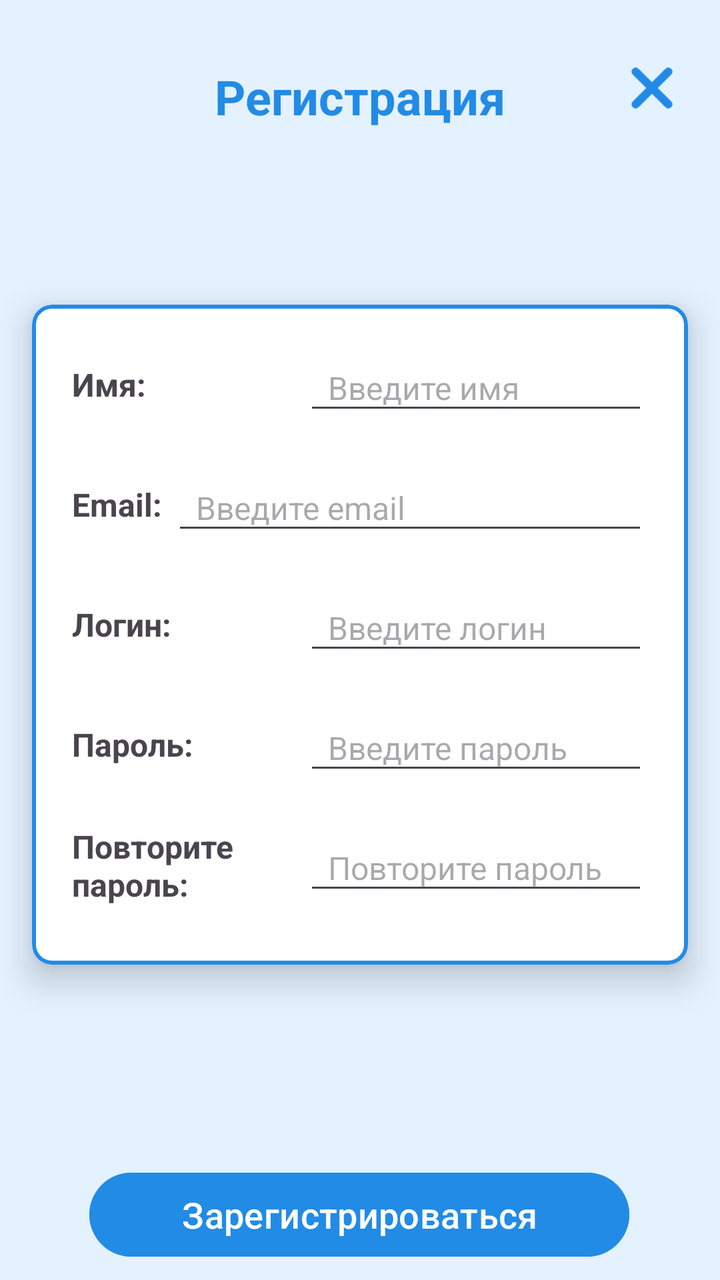
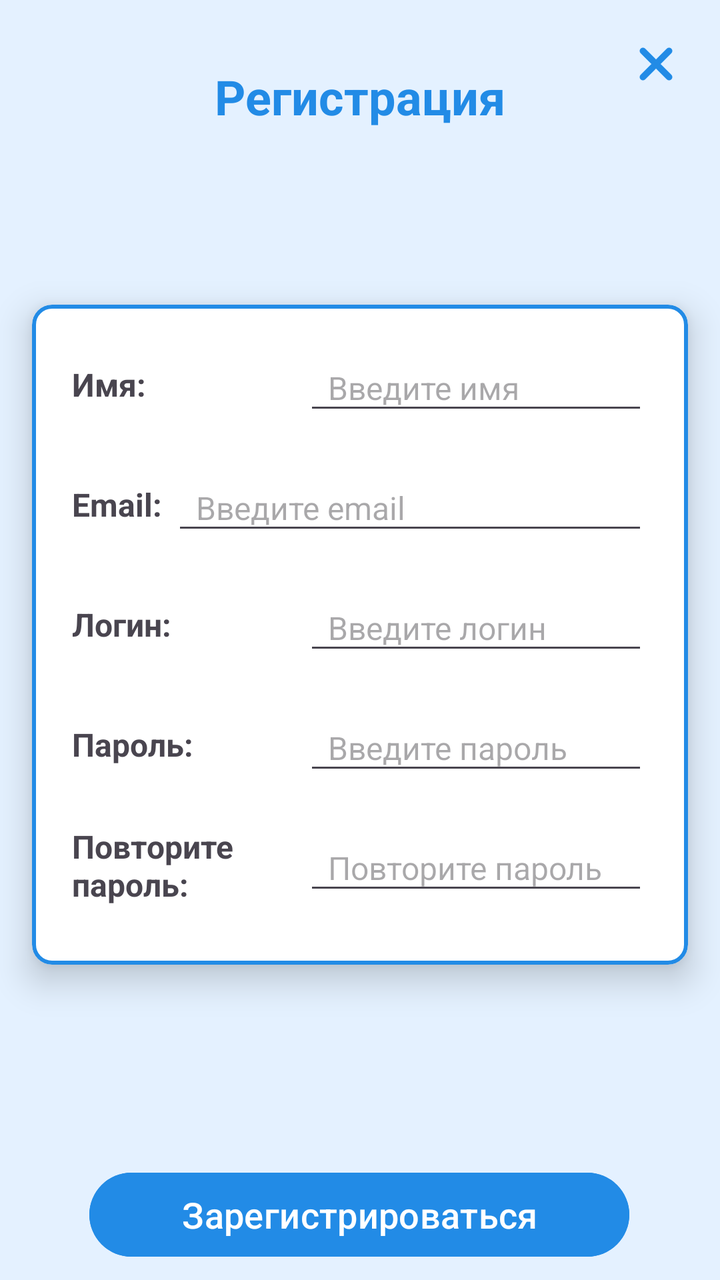

Compare the two renders of this Android layout. The source of the first and the diff that turns it into the second are given below.
<!-- AndroidManifest.xml: application theme Theme.MyCar -->
<!-- res/layout/activity_main_register.xml -->
<?xml version="1.0" encoding="utf-8"?>
<androidx.constraintlayout.widget.ConstraintLayout xmlns:android="http://schemas.android.com/apk/res/android"
    xmlns:app="http://schemas.android.com/apk/res-auto"
    xmlns:tools="http://schemas.android.com/tools"
    android:layout_width="match_parent"
    android:layout_height="match_parent"
    android:background="#E4F1FF"
    tools:context=".RegisterActivity">

    
    <TextView
        android:id="@+id/textViewTitle"
        android:layout_width="wrap_content"
        android:layout_height="wrap_content"
        android:layout_marginTop="32dp"
        android:text="Регистрация"
        android:textColor="#228BE6"
        android:textSize="24sp"
        android:textStyle="bold"
        app:layout_constraintEnd_toEndOf="parent"
        app:layout_constraintStart_toStartOf="parent"
        app:layout_constraintTop_toTopOf="parent" />

    
    <com.google.android.material.card.MaterialCardView
        android:id="@+id/registerCardView"
        android:layout_width="0dp"
        android:layout_height="330dp"
        android:layout_marginStart="16dp"
        android:layout_marginTop="88dp"
        android:layout_marginEnd="16dp"
        app:cardBackgroundColor="@android:color/white"
        app:cardCornerRadius="10dp"
        app:cardElevation="10dp"
        app:layout_constraintEnd_toEndOf="parent"
        app:layout_constraintHorizontal_bias="0.0"
        app:layout_constraintStart_toStartOf="parent"
        app:layout_constraintTop_toBottomOf="@+id/textViewTitle"
        app:strokeColor="#228BE6"
        app:strokeWidth="2dp">

        <androidx.constraintlayout.widget.ConstraintLayout
            android:layout_width="match_parent"
            android:layout_height="match_parent"
            android:padding="20dp">

            
            <TextView
                android:id="@+id/textViewFullNameLabel"
                android:layout_width="100dp"
                android:layout_height="40dp"
                android:gravity="center_vertical"
                android:text="Имя:"
                android:textSize="16sp"
                android:textStyle="bold"
                app:layout_constraintStart_toStartOf="parent"
                app:layout_constraintTop_toTopOf="parent" />

            <EditText
                android:id="@+id/editTextFullName"
                android:layout_width="0dp"
                android:layout_height="40dp"
                android:layout_marginStart="16dp"
                android:hint="Введите имя"
                android:paddingStart="12dp"
                android:textSize="16sp"
                app:layout_constraintEnd_toEndOf="parent"
                app:layout_constraintStart_toEndOf="@+id/textViewFullNameLabel"
                app:layout_constraintTop_toTopOf="parent" />

            
            <TextView
                android:id="@+id/textViewEmailLabel"
                android:layout_width="50dp"
                android:layout_height="40dp"
                android:layout_marginTop="20dp"
                android:gravity="center_vertical"
                android:text="Email:"
                android:textSize="16sp"
                android:textStyle="bold"
                app:layout_constraintStart_toStartOf="parent"
                app:layout_constraintTop_toBottomOf="@+id/textViewFullNameLabel" />

            <EditText
                android:id="@+id/editTextEmail"
                android:layout_width="0dp"
                android:layout_height="40dp"
                android:layout_marginTop="20dp"
                android:hint="Введите email"
                android:inputType="textEmailAddress"
                android:paddingStart="12dp"
                android:textSize="16sp"
                app:layout_constraintEnd_toEndOf="parent"
                app:layout_constraintStart_toEndOf="@+id/textViewEmailLabel"
                app:layout_constraintTop_toBottomOf="@+id/editTextFullName" />

            
            <TextView
                android:id="@+id/textViewUsernameLabel"
                android:layout_width="100dp"
                android:layout_height="40dp"
                android:layout_marginTop="20dp"
                android:gravity="center_vertical"
                android:text="Логин:"
                android:textSize="16sp"
                android:textStyle="bold"
                app:layout_constraintStart_toStartOf="parent"
                app:layout_constraintTop_toBottomOf="@+id/textViewEmailLabel" />

            <EditText
                android:id="@+id/editTextUsername"
                android:layout_width="0dp"
                android:layout_height="40dp"
                android:layout_marginStart="16dp"
                android:layout_marginTop="20dp"
                android:hint="Введите логин"
                android:paddingStart="12dp"
                android:textSize="16sp"
                app:layout_constraintEnd_toEndOf="parent"
                app:layout_constraintStart_toEndOf="@+id/textViewUsernameLabel"
                app:layout_constraintTop_toBottomOf="@+id/editTextEmail" />

            
            <TextView
                android:id="@+id/textViewPasswordLabel"
                android:layout_width="100dp"
                android:layout_height="40dp"
                android:layout_marginTop="20dp"
                android:gravity="center_vertical"
                android:text="Пароль:"
                android:textSize="16sp"
                android:textStyle="bold"
                app:layout_constraintStart_toStartOf="parent"
                app:layout_constraintTop_toBottomOf="@+id/textViewUsernameLabel" />

            <EditText
                android:id="@+id/editTextPassword"
                android:layout_width="0dp"
                android:layout_height="40dp"
                android:layout_marginStart="16dp"
                android:layout_marginTop="20dp"
                android:hint="Введите пароль"
                android:inputType="textPassword"
                android:paddingStart="12dp"
                android:textSize="16sp"
                app:layout_constraintEnd_toEndOf="parent"
                app:layout_constraintStart_toEndOf="@+id/textViewPasswordLabel"
                app:layout_constraintTop_toBottomOf="@+id/editTextUsername" />

            

            <TextView
                android:id="@+id/textViewConfirmPasswordLabel"
                android:layout_width="100dp"
                android:layout_height="wrap_content"
                android:layout_marginTop="20dp"
                android:gravity="center_vertical"
                android:text="Повторите пароль:"
                android:textSize="16sp"
                android:textStyle="bold"
                app:layout_constraintStart_toStartOf="parent"
                app:layout_constraintTop_toBottomOf="@+id/textViewPasswordLabel" />

            <EditText
                android:id="@+id/editTextConfirmPassword"
                android:layout_width="0dp"
                android:layout_height="40dp"
                android:layout_marginStart="16dp"
                android:layout_marginTop="20dp"
                android:hint="Повторите пароль"
                android:inputType="textPassword"
                android:paddingStart="12dp"
                android:textSize="16sp"
                app:layout_constraintEnd_toEndOf="parent"
                app:layout_constraintStart_toEndOf="@+id/textViewConfirmPasswordLabel"
                app:layout_constraintTop_toBottomOf="@+id/editTextPassword" />

        </androidx.constraintlayout.widget.ConstraintLayout>
    </com.google.android.material.card.MaterialCardView>

    
    <Button
        android:id="@+id/buttonRegister"
        android:layout_width="270dp"
        android:layout_height="50dp"
        android:layout_marginTop="100dp"
        android:backgroundTint="#228BE6"
        android:text="Зарегистрироваться"
        android:textSize="18sp"
        app:layout_constraintEnd_toEndOf="parent"
        app:layout_constraintHorizontal_bias="0.496"
        app:layout_constraintStart_toStartOf="parent"
        app:layout_constraintTop_toBottomOf="@+id/registerCardView" />

    
    <TextView
        android:id="@+id/textViewLogin"
        android:layout_width="wrap_content"
        android:layout_height="wrap_content"
        android:text="Уже есть аккаунт? Войти"
        android:textColor="#228BE6"
        android:textSize="14sp"
        android:textStyle="bold"
        android:layout_marginTop="20dp"
        app:layout_constraintEnd_toEndOf="parent"
        app:layout_constraintStart_toStartOf="parent"
        app:layout_constraintTop_toBottomOf="@+id/buttonRegister" />

    
    <ImageView
        android:id="@+id/imageViewCancel"
        android:layout_width="40dp"
        android:layout_height="40dp"
        android:contentDescription="Отмена"
        android:tint="#228BE6"
        app:layout_constraintBottom_toBottomOf="parent"
        app:layout_constraintEnd_toEndOf="parent"
        app:layout_constraintHorizontal_bias="0.956"
        app:layout_constraintStart_toStartOf="parent"
        app:layout_constraintTop_toTopOf="parent"
        app:layout_constraintVertical_bias="0.0399"
        app:srcCompat="@drawable/cancel" />

</androidx.constraintlayout.widget.ConstraintLayout>
<!-- resources referenced by this layout -->
<resources>
  <!-- drawable cancel: png bitmap (drawable, 43065 bytes) -->
  <style name="Theme.MyCar" parent="Base.Theme.MyCar" />
  <style name="Base.Theme.MyCar" parent="Theme.Material3.DayNight.NoActionBar">
          
          <item name="colorPrimary">@color/my_home_bar_color</item>
          <item name="colorSecondary">@color/my_home_bar_color</item>
          <item name="android:statusBarColor">@color/my_status_bar_color</item>
          <item name="android:navigationBarColor">@color/my_status_bar_color</item>
      </style>
  <color name="my_home_bar_color">#228BE6</color>
  <color name="my_status_bar_color">#E4F1FF</color>
</resources>

<!-- the commit's change to res/layout/activity_main_register.xml (unified diff, before → after) -->
@@ -6,6 +6,17 @@
     android:layout_height="match_parent"
     android:background="#E4F1FF"
     tools:context=".RegisterActivity">
+
+    
+    <ImageView
+        android:id="@+id/imageViewCancel"
+        android:layout_width="32dp"
+        android:layout_height="32dp"
+        android:layout_marginTop="16dp"
+        android:layout_marginEnd="16dp"
+        android:src="@drawable/cancel"
+        app:layout_constraintEnd_toEndOf="parent"
+        app:layout_constraintTop_toTopOf="parent" />
 
     
     <TextView
@@ -207,18 +218,18 @@
         app:layout_constraintTop_toBottomOf="@+id/buttonRegister" />
 
     
-    <ImageView
-        android:id="@+id/imageViewCancel"
-        android:layout_width="40dp"
-        android:layout_height="40dp"
-        android:contentDescription="Отмена"
-        android:tint="#228BE6"
-        app:layout_constraintBottom_toBottomOf="parent"
-        app:layout_constraintEnd_toEndOf="parent"
-        app:layout_constraintHorizontal_bias="0.956"
-        app:layout_constraintStart_toStartOf="parent"
-        app:layout_constraintTop_toTopOf="parent"
-        app:layout_constraintVertical_bias="0.0399"
-        app:srcCompat="@drawable/cancel" />
+    <FrameLayout
+        android:id="@+id/progressOverlay"
+        android:layout_width="match_parent"
+        android:layout_height="match_parent"
+        android:background="#40E4F1FF"
+        android:visibility="gone"
+        android:elevation="10dp">
+        <ProgressBar
+            android:layout_width="64dp"
+            android:layout_height="64dp"
+            android:layout_gravity="center"
+            android:indeterminateTint="#228BE6" />
+    </FrameLayout>
 
 </androidx.constraintlayout.widget.ConstraintLayout>
<!-- resource entries referenced after the edit -->
@@ -3,13 +3,19 @@
   <!-- drawable cancel: png bitmap (drawable, 43065 bytes) -->
   <style name="Theme.MyCar" parent="Base.Theme.MyCar" />
   <style name="Base.Theme.MyCar" parent="Theme.Material3.DayNight.NoActionBar">
-          
           <item name="colorPrimary">@color/my_home_bar_color</item>
           <item name="colorSecondary">@color/my_home_bar_color</item>
           <item name="android:statusBarColor">@color/my_status_bar_color</item>
           <item name="android:navigationBarColor">@color/my_status_bar_color</item>
+          <item name="android:windowAnimationStyle">@style/ActivityAnimation</item>
       </style>
   <color name="my_home_bar_color">#228BE6</color>
   <color name="my_status_bar_color">#E4F1FF</color>
+  <style name="ActivityAnimation" parent="@android:style/Animation.Activity">
+          <item name="android:activityOpenEnterAnimation">@anim/slide_in_right</item>
+          <item name="android:activityOpenExitAnimation">@anim/slide_out_left</item>
+          <item name="android:activityCloseEnterAnimation">@anim/slide_in_left</item>
+          <item name="android:activityCloseExitAnimation">@anim/slide_out_right</item>
+      </style>
 </resources>
 
